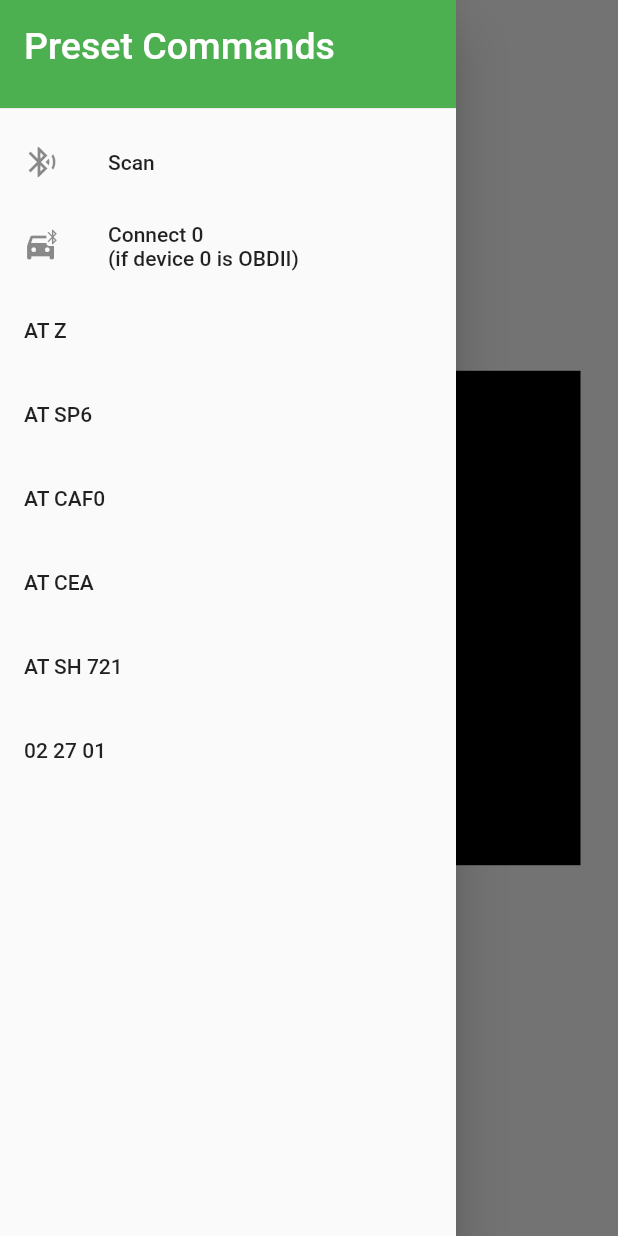
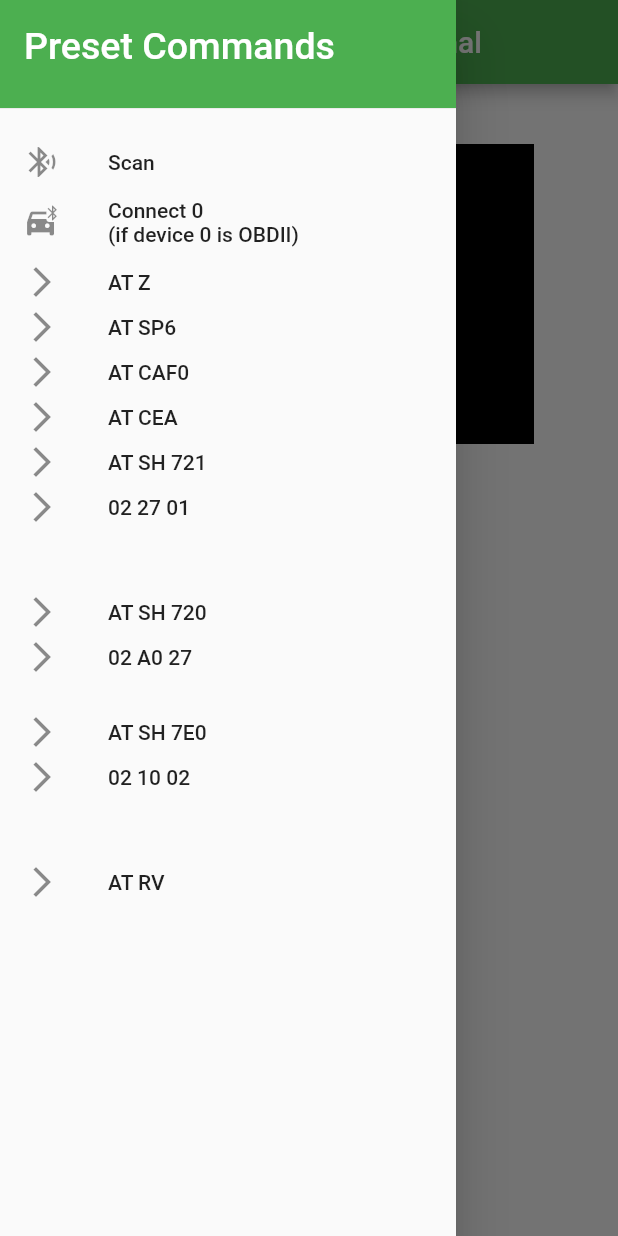
Before and after one commit to Keatr0n/obd_tuner, a Flutter app: the screen it shows after launch, with the side drawer open, on a phone screen of 412 x 824 dp. Run offline on Flutter 3.47's test engine with Material 2 defaults, Android fonts, the phone set to English and light mode, and no system bars; our stand-ins replace flutter_blue, flutter_bluetooth_serial, permission_handler.

Commit message:
Fix the preset commands, and add a title bar

```diff
--- a/lib/main.dart
+++ b/lib/main.dart
@@ -29,29 +29,32 @@ class HomePage extends StatefulWidget {
 }
 
 class _HomePageState extends State<HomePage> {
+
+  GlobalKey<TerminalState> termKey = GlobalKey<TerminalState>();
+  late Terminal term;
+
+  _HomePageState() {
+    term = Terminal(
+      key: termKey,
+      height: 200, // MediaQuery.of(context).size.width * 0.8,
+      width: 300, // MediaQuery.of(context).size.width - 50,
+    );
+  }
+
   @override
   Widget build(BuildContext context) {
 
-    GlobalKey<TerminalState> termKey = GlobalKey<TerminalState>();
-
-    Terminal term = Terminal(
-      key: termKey,
-      height: MediaQuery.of(context).size.width * 0.8,
-      width: MediaQuery.of(context).size.width - 50,
-    );
-
-
-
     return Scaffold(
       drawer: PresetCommandsMenu( (command) => termKey.currentState!.onNewCommand(command) ),
+      appBar: AppBar( title: const Text('CoCreations OBDII Terminal') ),
       body: Center(
         child: Column(
           mainAxisAlignment: MainAxisAlignment.center,
           crossAxisAlignment: CrossAxisAlignment.center,
           children: [
-            // add some sort of bluetooth setup here with a status indicator
+            const SizedBox(height: 40,),
             term,
-            // put a list of preset commands here
+            const Spacer()
           ],
         ),
       ),
--- a/lib/widgets/preset_commands_menu.dart
+++ b/lib/widgets/preset_commands_menu.dart
@@ -16,6 +16,17 @@ class PresetCommandsMenu extends StatelessWidget {
   'AT CEA',
   'AT SH 721',
   '02 27 01',
+  '-',
+  '-',
+  'AT SH 720',
+  '02 A0 27',
+  '-',
+  'AT SH 7E0',
+  '02 10 02',
+  '-',
+  '-',
+  'AT RV',
+  '-',
   ];
 
   PresetCommandsMenu(
@@ -47,22 +58,30 @@ class PresetCommandsMenu extends StatelessWidget {
                       ),
                     ),
           ),
-          ListTile(
-            leading: const Icon(Icons.bluetooth_searching),
-            title: const Text('Scan'),
-            onTap: () => closeMenuAndCallback('scan'),
+          SizedBox(
+            height: 40,
+            child: ListTile(
+              leading: const Icon(Icons.bluetooth_searching),
+              title: const Text('Scan'),
+              onTap: () => closeMenuAndCallback('scan classic'),
+            ),
           ),
-          ListTile(
-            leading: const Icon(Icons.bluetooth_drive),
-            title: const Text('Connect 0\n(if device 0 is OBDII)'),
-            onTap: () => closeMenuAndCallback('connect 0'),
+          SizedBox(
+            height: 40,
+            child: ListTile(
+              leading: const Icon(Icons.bluetooth_drive),
+              title: const Text('Connect 0\n(if device 0 is OBDII)'),
+              onTap: () => closeMenuAndCallback('connect 0'),
+            ),
           ),
 
           ...commandsList.map((c) =>
-            ListTile(
+            (c=='-') ? const SizedBox(height: 20) :
+            SizedBox(height:30, child: ListTile(
+              leading: const Icon(Icons.arrow_forward_ios),
               title: Text(c),
-              onTap: () => closeMenuAndCallback(c)
-            ),
+              onTap: () => closeMenuAndCallback('send $c')
+            ),),
           ),
 
         ],
--- a/lib/widgets/terminal.dart
+++ b/lib/widgets/terminal.dart
@@ -1,4 +1,5 @@
 import 'dart:async';
+import 'dart:convert';
 
 import 'package:flutter/material.dart';
 import 'package:obd_tuner/utils/bluetooth.dart';
@@ -52,6 +53,8 @@
   final List<_TerminalData> _data = [];
 
   final Map<String, dynamic> _terminalCommandContext = {};
+
+  TerminalState({Key? key}) : super();
 
   StreamSubscription<String>? _commandSubscription;
 
@@ -137,7 +140,7 @@
               }
 
               _terminalCommandContext["connectedDeviceStream"] = (_terminalCommandContext["devices"][int.parse(command.split(" ").last)] as BluetoothDevice).listenToData()?.listen((data) {
-                _data.add(_TerminalData(value: data.toString(), type: TerminalDataType.output));
+                _data.add(_TerminalData(value: '${data.toString()} ${ascii.decode(data)}', type: TerminalDataType.output));
                 if (mounted) setState(() {});
               });
             } else {
@@ -152,7 +155,7 @@
         _data.add(_TerminalData(value: "No devices found!\nType \"scan\" to search for devices", type: TerminalDataType.output));
       }
     } else {
-      _data.add(_TerminalData(value: "Received $command", type: TerminalDataType.output));
+      //_data.add(_TerminalData(value: "Sent $command", type: TerminalDataType.output));
     }
     setState(() {});
   }
```
